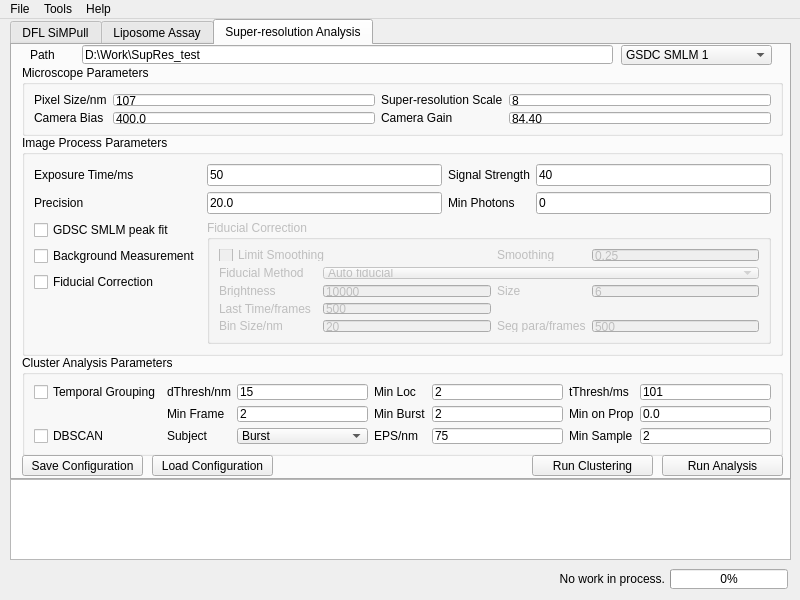
Before: the Qt Designer form UI_form/MainWindow.ui in zengjiexia/ACT, drawn with Qt 5.
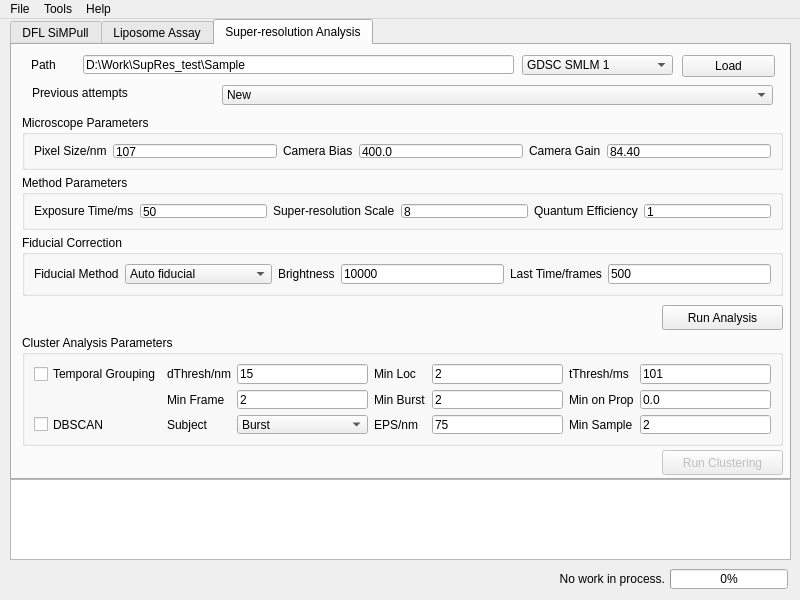
After: the same form once the commit is applied. Custom widgets are drawn as their Qt base class.

The edit to the form file:
```diff
--- a/UI_form/MainWindow.ui
+++ b/UI_form/MainWindow.ui
@@ -361,21 +361,21 @@
      <widget class="QLineEdit" name="SupRes_pathEntry">
       <property name="geometry">
        <rect>
-        <x>70</x>
-        <y>0</y>
-        <width>531</width>
+        <x>71</x>
+        <y>10</y>
+        <width>431</width>
         <height>19</height>
        </rect>
       </property>
       <property name="text">
-       <string>D:\Work\SupRes_test</string>
+       <string>D:\Work\SupRes_test\Sample</string>
       </property>
      </widget>
      <widget class="QLabel" name="SupRes_pathLabel">
       <property name="geometry">
        <rect>
-        <x>18</x>
-        <y>0</y>
+        <x>19</x>
+        <y>10</y>
         <width>45</width>
         <height>19</height>
        </rect>
@@ -387,15 +387,20 @@
      <widget class="QComboBox" name="SupRes_MethodSelector">
       <property name="geometry">
        <rect>
-        <x>609</x>
-        <y>0</y>
+        <x>510</x>
+        <y>10</y>
         <width>151</width>
         <height>20</height>
        </rect>
       </property>
       <item>
        <property name="text">
-        <string>GSDC SMLM 1</string>
+        <string>GDSC SMLM 1</string>
+       </property>
+      </item>
+      <item>
+       <property name="text">
+        <string>ThunderStorm</string>
        </property>
       </item>
      </widget>
@@ -403,50 +408,15 @@
       <property name="geometry">
        <rect>
         <x>10</x>
-        <y>20</y>
+        <y>70</y>
         <width>761</width>
-        <height>71</height>
+        <height>55</height>
        </rect>
       </property>
       <property name="title">
        <string>Microscope Parameters</string>
       </property>
       <layout class="QGridLayout" name="gridLayout">
-       <item row="1" column="2">
-        <widget class="QLabel" name="SupRes_CamGainLabel">
-         <property name="text">
-          <string>Camera Gain</string>
-         </property>
-        </widget>
-       </item>
-       <item row="1" column="1">
-        <widget class="QLineEdit" name="SupRes_CamBiasEntry">
-         <property name="text">
-          <string>400.0</string>
-         </property>
-        </widget>
-       </item>
-       <item row="1" column="3">
-        <widget class="QLineEdit" name="SupRes_CamGainEntry">
-         <property name="text">
-          <string>84.40</string>
-         </property>
-        </widget>
-       </item>
-       <item row="1" column="0">
-        <widget class="QLabel" name="SupRes_CamBiasLabel">
-         <property name="text">
-          <string>Camera Bias</string>
-         </property>
-        </widget>
-       </item>
-       <item row="0" column="2">
-        <widget class="QLabel" name="SupRes_SRScaleLabel">
-         <property name="text">
-          <string>Super-resolution Scale</string>
-         </property>
-        </widget>
-       </item>
        <item row="0" column="0">
         <widget class="QLabel" name="SupRes_PixelSizeLabel">
          <property name="text">
@@ -454,6 +424,20 @@
          </property>
         </widget>
        </item>
+       <item row="0" column="3">
+        <widget class="QLineEdit" name="SupRes_CamBiasEntry">
+         <property name="text">
+          <string>400.0</string>
+         </property>
+        </widget>
+       </item>
+       <item row="0" column="4">
+        <widget class="QLabel" name="SupRes_CamGainLabel">
+         <property name="text">
+          <string>Camera Gain</string>
+         </property>
+        </widget>
+       </item>
        <item row="0" column="1">
         <widget class="QLineEdit" name="SupRes_PixelSizeEntry">
          <property name="text">
@@ -461,10 +445,17 @@
          </property>
         </widget>
        </item>
-       <item row="0" column="3">
-        <widget class="QLineEdit" name="SupRes_SRScaleEntry">
+       <item row="0" column="2">
+        <widget class="QLabel" name="SupRes_CamBiasLabel">
          <property name="text">
-          <string>8</string>
+          <string>Camera Bias</string>
+         </property>
+        </widget>
+       </item>
+       <item row="0" column="5">
+        <widget class="QLineEdit" name="SupRes_CamGainEntry">
+         <property name="text">
+          <string>84.40</string>
          </property>
         </widget>
        </item>
@@ -474,224 +465,55 @@
       <property name="geometry">
        <rect>
         <x>10</x>
-        <y>90</y>
+        <y>130</y>
         <width>761</width>
-        <height>221</height>
+        <height>55</height>
        </rect>
       </property>
       <property name="title">
-       <string>Image Process Parameters</string>
+       <string>Method Parameters</string>
       </property>
       <layout class="QGridLayout" name="gridLayout_6">
-       <item row="0" column="3">
-        <widget class="QLineEdit" name="SupRes_SignalStrengthEntry">
-         <property name="text">
-          <string>40</string>
-         </property>
-        </widget>
-       </item>
        <item row="1" column="0">
-        <widget class="QLabel" name="SupRes_PrecisionLabel">
-         <property name="text">
-          <string>Precision</string>
-         </property>
-        </widget>
-       </item>
-       <item row="0" column="2">
-        <widget class="QLabel" name="SupRes_SignalStrengthLabel">
-         <property name="text">
-          <string>Signal Strength</string>
-         </property>
-        </widget>
-       </item>
-       <item row="0" column="1">
-        <widget class="QLineEdit" name="SupRes_ExpTimeEntry">
-         <property name="text">
-          <string>50</string>
-         </property>
-        </widget>
-       </item>
-       <item row="1" column="3">
-        <widget class="QLineEdit" name="SupRes_MinPhotonEntry">
-         <property name="text">
-          <string>0</string>
-         </property>
-        </widget>
-       </item>
-       <item row="0" column="0">
         <widget class="QLabel" name="SupRes_ExpTimeLabel">
          <property name="text">
           <string>Exposure Time/ms</string>
          </property>
         </widget>
        </item>
-       <item row="2" column="0">
-        <widget class="QCheckBox" name="SupRes_PeakFitCheckBox">
+       <item row="1" column="4">
+        <widget class="QLabel" name="SupRes_QELabel">
          <property name="text">
-          <string>GDSC SMLM peak fit</string>
-         </property>
-        </widget>
-       </item>
-       <item row="1" column="2">
-        <widget class="QLabel" name="SupRes_MinPhotonLabel">
-         <property name="text">
-          <string>Min Photons</string>
+          <string>Quantum Efficiency</string>
          </property>
         </widget>
        </item>
        <item row="1" column="1">
-        <widget class="QLineEdit" name="SupRes_PrecisionEntry">
+        <widget class="QLineEdit" name="SupRes_ExpTimeEntry">
          <property name="text">
-          <string>20.0</string>
+          <string>50</string>
          </property>
         </widget>
        </item>
-       <item row="3" column="0">
-        <widget class="QCheckBox" name="SupRes_BgMeasureCheckBox">
+       <item row="1" column="2">
+        <widget class="QLabel" name="SupRes_SRScaleLabel">
          <property name="text">
-          <string>Background Measurement</string>
+          <string>Super-resolution Scale</string>
          </property>
         </widget>
        </item>
-       <item row="4" column="0">
-        <widget class="QCheckBox" name="SupRes_FidCorrCheckBox">
+       <item row="1" column="3">
+        <widget class="QLineEdit" name="SupRes_SRScaleEntry">
          <property name="text">
-          <string>Fiducial Correction</string>
+          <string>8</string>
          </property>
         </widget>
        </item>
-       <item row="2" column="1" rowspan="4" colspan="3">
-        <widget class="QGroupBox" name="SupRes_FidCorrBox">
-         <property name="enabled">
-          <bool>false</bool>
+       <item row="1" column="5">
+        <widget class="QLineEdit" name="SupRes_QEEntry">
+         <property name="text">
+          <string>1</string>
          </property>
-         <property name="title">
-          <string>Fiducial Correction</string>
-         </property>
-         <layout class="QGridLayout" name="gridLayout_7">
-          <item row="4" column="0">
-           <widget class="QLabel" name="SupRes_FidCorrLastTimeLabel">
-            <property name="text">
-             <string>Last Time/frames</string>
-            </property>
-           </widget>
-          </item>
-          <item row="3" column="0">
-           <widget class="QLabel" name="SupRes_FidCorrBrightnessLabel">
-            <property name="text">
-             <string>Brightness</string>
-            </property>
-           </widget>
-          </item>
-          <item row="3" column="2">
-           <widget class="QLineEdit" name="SupRes_FidCorrBrightnessEntry">
-            <property name="text">
-             <string>10000</string>
-            </property>
-           </widget>
-          </item>
-          <item row="4" column="2">
-           <widget class="QLineEdit" name="SupRes_FidCorrLastTimeEntry">
-            <property name="text">
-             <string>500</string>
-            </property>
-           </widget>
-          </item>
-          <item row="3" column="3">
-           <widget class="QLabel" name="SupRes_FidCorrSizeLabel">
-            <property name="text">
-             <string>Size</string>
-            </property>
-           </widget>
-          </item>
-          <item row="1" column="0" colspan="3">
-           <widget class="QCheckBox" name="SupRes_LimitSmoCheckBox">
-            <property name="text">
-             <string>Limit Smoothing</string>
-            </property>
-           </widget>
-          </item>
-          <item row="5" column="0">
-           <widget class="QLabel" name="SupRes_FidCorrBinSizeLabel">
-            <property name="text">
-             <string>Bin Size/nm</string>
-            </property>
-           </widget>
-          </item>
-          <item row="1" column="4">
-           <widget class="QLineEdit" name="SupRes_FidCorrSmoEntry">
-            <property name="text">
-             <string>0.25</string>
-            </property>
-           </widget>
-          </item>
-          <item row="3" column="4">
-           <widget class="QLineEdit" name="SupRes_FidCorrSizeEntry">
-            <property name="text">
-             <string>6</string>
-            </property>
-           </widget>
-          </item>
-          <item row="1" column="3">
-           <widget class="QLabel" name="SupRes_FidCorrSmoLabel">
-            <property name="text">
-             <string>Smoothing</string>
-            </property>
-           </widget>
-          </item>
-          <item row="5" column="2">
-           <widget class="QLineEdit" name="SupRes_FidCorrBinSizeEntry">
-            <property name="text">
-             <string>20</string>
-            </property>
-           </widget>
-          </item>
-          <item row="5" column="3">
-           <widget class="QLabel" name="SupRes_FidCorrSegParaLabel">
-            <property name="text">
-             <string>Seg para/frames</string>
-            </property>
-           </widget>
-          </item>
-          <item row="5" column="4">
-           <widget class="QLineEdit" name="SupRes_FidCorrSegParaEntry">
-            <property name="text">
-             <string>500</string>
-            </property>
-           </widget>
-          </item>
-          <item row="2" column="0" colspan="2">
-           <widget class="QLabel" name="SupRes_FidCorrMethodLabel">
-            <property name="text">
-             <string>Fiducial Method</string>
-            </property>
-           </widget>
-          </item>
-          <item row="2" column="2" colspan="3">
-           <widget class="QComboBox" name="SupRes_FidCorrMethodSelector">
-            <item>
-             <property name="text">
-              <string>Auto fiducial</string>
-             </property>
-            </item>
-            <item>
-             <property name="text">
-              <string>Fiducial file</string>
-             </property>
-            </item>
-            <item>
-             <property name="text">
-              <string>Drift correction</string>
-             </property>
-            </item>
-            <item>
-             <property name="text">
-              <string>Correlation correction</string>
-             </property>
-            </item>
-           </widget>
-          </item>
-         </layout>
         </widget>
        </item>
       </layout>
@@ -700,15 +522,22 @@
       <property name="geometry">
        <rect>
         <x>10</x>
-        <y>310</y>
+        <y>290</y>
         <width>761</width>
-        <height>101</height>
+        <height>111</height>
        </rect>
       </property>
       <property name="title">
        <string>Cluster Analysis Parameters</string>
       </property>
       <layout class="QGridLayout" name="gridLayout_8">
+       <item row="1" column="5">
+        <widget class="QLabel" name="SupRes_minOnPropLabel">
+         <property name="text">
+          <string>Min on Prop</string>
+         </property>
+        </widget>
+       </item>
        <item row="0" column="2">
         <widget class="QLineEdit" name="lineEdit_10">
          <property name="text">
@@ -716,69 +545,6 @@
          </property>
         </widget>
        </item>
-       <item row="2" column="0">
-        <widget class="QCheckBox" name="checkBox_6">
-         <property name="text">
-          <string>DBSCAN</string>
-         </property>
-        </widget>
-       </item>
-       <item row="0" column="1">
-        <widget class="QLabel" name="label_11">
-         <property name="text">
-          <string>dThresh/nm</string>
-         </property>
-        </widget>
-       </item>
-       <item row="0" column="4">
-        <widget class="QLineEdit" name="lineEdit_11">
-         <property name="text">
-          <string>2</string>
-         </property>
-        </widget>
-       </item>
-       <item row="0" column="6">
-        <widget class="QLineEdit" name="lineEdit_14">
-         <property name="text">
-          <string>101</string>
-         </property>
-        </widget>
-       </item>
-       <item row="0" column="0">
-        <widget class="QCheckBox" name="checkBox_5">
-         <property name="text">
-          <string>Temporal Grouping</string>
-         </property>
-        </widget>
-       </item>
-       <item row="0" column="3">
-        <widget class="QLabel" name="label_13">
-         <property name="text">
-          <string>Min Loc</string>
-         </property>
-        </widget>
-       </item>
-       <item row="0" column="5">
-        <widget class="QLabel" name="label_15">
-         <property name="text">
-          <string>tThresh/ms</string>
-         </property>
-        </widget>
-       </item>
-       <item row="1" column="1">
-        <widget class="QLabel" name="label_16">
-         <property name="text">
-          <string>Min Frame</string>
-         </property>
-        </widget>
-       </item>
-       <item row="1" column="2">
-        <widget class="QLineEdit" name="lineEdit_15">
-         <property name="text">
-          <string>2</string>
-         </property>
-        </widget>
-       </item>
        <item row="1" column="4">
         <widget class="QLineEdit" name="lineEdit_16">
          <property name="text">
@@ -793,31 +559,31 @@
          </property>
         </widget>
        </item>
-       <item row="1" column="3">
-        <widget class="QLabel" name="label_17">
+       <item row="1" column="1">
+        <widget class="QLabel" name="SupRes_minFrameLabel">
          <property name="text">
-          <string>Min Burst</string>
+          <string>Min Frame</string>
          </property>
         </widget>
        </item>
-       <item row="1" column="5">
-        <widget class="QLabel" name="label_18">
+       <item row="0" column="4">
+        <widget class="QLineEdit" name="SupRes_minLocEntry">
          <property name="text">
-          <string>Min on Prop</string>
+          <string>2</string>
          </property>
         </widget>
        </item>
-       <item row="2" column="6">
-        <widget class="QLineEdit" name="lineEdit_13">
+       <item row="0" column="3">
+        <widget class="QLabel" name="SupRes_minLocLabel">
          <property name="text">
-          <string>2</string>
+          <string>Min Loc</string>
          </property>
         </widget>
        </item>
-       <item row="2" column="5">
-        <widget class="QLabel" name="label_14">
+       <item row="1" column="2">
+        <widget class="QLineEdit" name="SupRes_minFrameEntry">
          <property name="text">
-          <string>Min Sample</string>
+          <string>2</string>
          </property>
         </widget>
        </item>
@@ -835,15 +601,15 @@
          </property>
         </widget>
        </item>
-       <item row="2" column="1">
-        <widget class="QLabel" name="label_19">
+       <item row="0" column="1">
+        <widget class="QLabel" name="SupRes_dThreshLabel">
          <property name="text">
-          <string>Subject</string>
+          <string>dThresh/nm</string>
          </property>
         </widget>
        </item>
        <item row="2" column="2">
-        <widget class="QComboBox" name="comboBox">
+        <widget class="QComboBox" name="SupRes_DBSCANSelector">
          <item>
           <property name="text">
            <string>Burst</string>
@@ -856,60 +622,217 @@
          </item>
         </widget>
        </item>
+       <item row="0" column="5">
+        <widget class="QLabel" name="SupRes_tThreshLabel">
+         <property name="text">
+          <string>tThresh/ms</string>
+         </property>
+        </widget>
+       </item>
+       <item row="0" column="0">
+        <widget class="QCheckBox" name="SupRes_TempGroupingCheck">
+         <property name="text">
+          <string>Temporal Grouping</string>
+         </property>
+        </widget>
+       </item>
+       <item row="1" column="3">
+        <widget class="QLabel" name="SupRes_minBurstLabel">
+         <property name="text">
+          <string>Min Burst</string>
+         </property>
+        </widget>
+       </item>
+       <item row="2" column="1">
+        <widget class="QLabel" name="SupRes_DBSCANLabel">
+         <property name="text">
+          <string>Subject</string>
+         </property>
+        </widget>
+       </item>
+       <item row="2" column="0">
+        <widget class="QCheckBox" name="SupRes_DBSCANCheck">
+         <property name="text">
+          <string>DBSCAN</string>
+         </property>
+        </widget>
+       </item>
+       <item row="2" column="5">
+        <widget class="QLabel" name="SupRes_minSampleLabel">
+         <property name="text">
+          <string>Min Sample</string>
+         </property>
+        </widget>
+       </item>
+       <item row="2" column="6">
+        <widget class="QLineEdit" name="SupRes_minSampleEntry">
+         <property name="text">
+          <string>2</string>
+         </property>
+        </widget>
+       </item>
+       <item row="0" column="6">
+        <widget class="QLineEdit" name="SupRes_tThreshEntry">
+         <property name="text">
+          <string>101</string>
+         </property>
+        </widget>
+       </item>
       </layout>
      </widget>
-     <widget class="QPushButton" name="pushButton">
-      <property name="geometry">
-       <rect>
-        <x>10</x>
-        <y>410</y>
-        <width>121</width>
-        <height>21</height>
-       </rect>
-      </property>
-      <property name="text">
-       <string>Save Configuration</string>
-      </property>
-     </widget>
-     <widget class="QPushButton" name="pushButton_2">
-      <property name="geometry">
-       <rect>
-        <x>140</x>
-        <y>410</y>
-        <width>121</width>
-        <height>21</height>
-       </rect>
-      </property>
-      <property name="text">
-       <string>Load Configuration</string>
-      </property>
-     </widget>
-     <widget class="QPushButton" name="pushButton_3">
+     <widget class="QPushButton" name="SupRes_runAnalysisButton">
       <property name="geometry">
        <rect>
         <x>650</x>
-        <y>410</y>
+        <y>260</y>
         <width>121</width>
-        <height>21</height>
+        <height>25</height>
        </rect>
       </property>
       <property name="text">
        <string>Run Analysis</string>
       </property>
      </widget>
-     <widget class="QPushButton" name="pushButton_4">
+     <widget class="QPushButton" name="SupRes_runClusteringButton">
+      <property name="enabled">
+       <bool>false</bool>
+      </property>
       <property name="geometry">
        <rect>
-        <x>520</x>
-        <y>410</y>
+        <x>650</x>
+        <y>405</y>
         <width>121</width>
-        <height>21</height>
+        <height>25</height>
        </rect>
       </property>
       <property name="text">
        <string>Run Clustering</string>
       </property>
      </widget>
+     <widget class="QGroupBox" name="SupRes_FidCorrBox">
+      <property name="enabled">
+       <bool>true</bool>
+      </property>
+      <property name="geometry">
+       <rect>
+        <x>10</x>
+        <y>190</y>
+        <width>761</width>
+        <height>61</height>
+       </rect>
+      </property>
+      <property name="title">
+       <string>Fiducial Correction</string>
+      </property>
+      <layout class="QGridLayout" name="gridLayout_7">
+       <item row="1" column="4">
+        <widget class="QLabel" name="SupRes_FidCorrBrightnessLabel">
+         <property name="text">
+          <string>Brightness</string>
+         </property>
+        </widget>
+       </item>
+       <item row="1" column="0" colspan="2">
+        <widget class="QLabel" name="SupRes_FidCorrMethodLabel">
+         <property name="text">
+          <string>Fiducial Method</string>
+         </property>
+        </widget>
+       </item>
+       <item row="1" column="2" colspan="2">
+        <widget class="QComboBox" name="SupRes_FidCorrMethodSelector">
+         <item>
+          <property name="text">
+           <string>Auto fiducial</string>
+          </property>
+         </item>
+         <item>
+          <property name="text">
+           <string>Fiducial file</string>
+          </property>
+         </item>
+         <item>
+          <property name="text">
+           <string>Drift correction</string>
+          </property>
+         </item>
+         <item>
+          <property name="text">
+           <string>Correlation correction</string>
+          </property>
+         </item>
+        </widget>
+       </item>
+       <item row="1" column="6">
+        <widget class="QLabel" name="SupRes_FidCorrLastTimeLabel">
+         <property name="text">
+          <string>Last Time/frames</string>
+         </property>
+        </widget>
+       </item>
+       <item row="1" column="5">
+        <widget class="QLineEdit" name="SupRes_FidCorrBrightnessEntry">
+         <property name="text">
+          <string>10000</string>
+         </property>
+        </widget>
+       </item>
+       <item row="1" column="7">
+        <widget class="QLineEdit" name="SupRes_FidCorrLastTimeEntry">
+         <property name="text">
+          <string>500</string>
+         </property>
+        </widget>
+       </item>
+      </layout>
+     </widget>
+     <widget class="QPushButton" name="SupRes_loadButton">
+      <property name="geometry">
+       <rect>
+        <x>670</x>
+        <y>10</y>
+        <width>93</width>
+        <height>22</height>
+       </rect>
+      </property>
+      <property name="sizePolicy">
+       <sizepolicy hsizetype="Preferred" vsizetype="Fixed">
+        <horstretch>0</horstretch>
+        <verstretch>0</verstretch>
+       </sizepolicy>
+      </property>
+      <property name="text">
+       <string>Load</string>
+      </property>
+     </widget>
+     <widget class="QComboBox" name="comboBox">
+      <property name="geometry">
+       <rect>
+        <x>210</x>
+        <y>40</y>
+        <width>551</width>
+        <height>20</height>
+       </rect>
+      </property>
+      <item>
+       <property name="text">
+        <string>New</string>
+       </property>
+      </item>
+     </widget>
+     <widget class="QLabel" name="label">
+      <property name="geometry">
+       <rect>
+        <x>20</x>
+        <y>40</y>
+        <width>111</width>
+        <height>16</height>
+       </rect>
+      </property>
+      <property name="text">
+       <string>Previous attempts</string>
+      </property>
+     </widget>
     </widget>
    </widget>
    <widget class="LogTextEdit" name="main_logBar">
```
Left out of the diff: 20 changed lines with no effect on the pictures.
